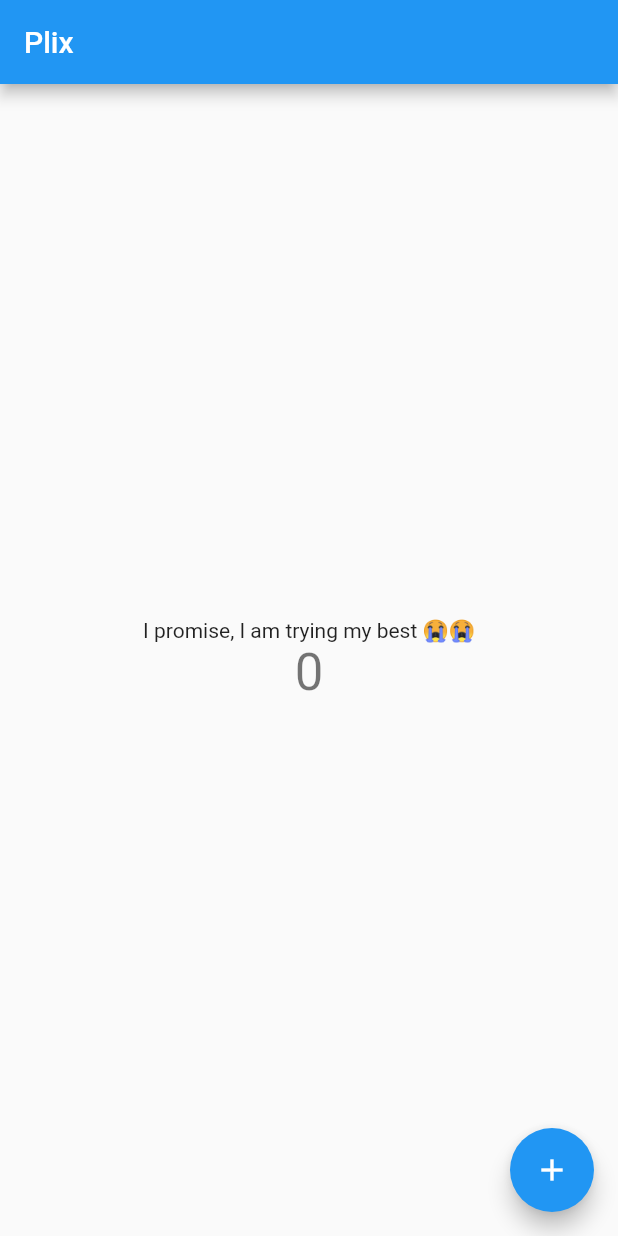
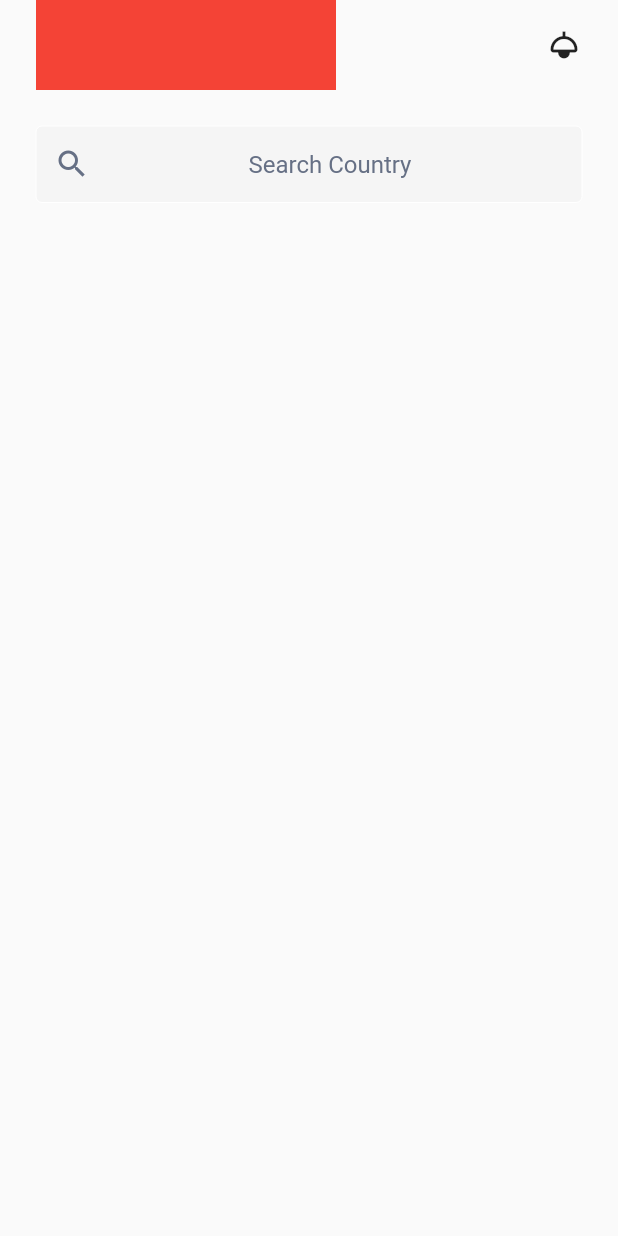
Before and after one commit to godwinnebri/Explore_app, a Flutter app: the screen it shows after launch, on a phone screen of 412 x 824 dp. Run offline on Flutter 3.47's test engine with Material 2 defaults, Android fonts, the phone set to English and light mode, and no system bars.

Commit message:
second commit

```diff
--- /dev/null
+++ b/lib/colors/app_colors.dart
@@ -0,0 +1,11 @@
+import 'package:flutter/material.dart';
+import 'dart:ui';
+
+class AppColors {
+  static const Color primaryColor = Color(0xffFF6C00);
+  static const Color secondaryColor = Color(0xff001637);
+  static const Color grey100 = Color(0xffF2F4F7);
+  static const Color grey25 = Color(0xffFCFCFD);
+  static const Color grey500 = Color(0xff667085);
+  static const Color grey900 = Color(0xff1C1917);
+}
--- a/lib/main.dart
+++ b/lib/main.dart
@@ -1,3 +1,4 @@
+import 'package:explore_app/views/home.dart';
 import 'package:flutter/material.dart';
 
 void main() {
@@ -13,103 +14,9 @@ class MyApp extends StatelessWidget {
     return MaterialApp(
       title: 'Flutter Demo',
       theme: ThemeData(
-        // This is the theme of your application.
-        //
-        // Try running your application with "flutter run". You'll see the
-        // application has a blue toolbar. Then, without quitting the app, try
-        // changing the primarySwatch below to Colors.green and then invoke
-        // "hot reload" (press "r" in the console where you ran "flutter run",
-        // or simply save your changes to "hot reload" in a Flutter IDE).
-        // Notice that the counter didn't reset back to zero; the application
-        // is not restarted.
         primarySwatch: Colors.blue,
       ),
-      home: const MyHomePage(title: 'Plix'),
+      home: const HomeScreen(),
     );
   }
 }
-
-class MyHomePage extends StatefulWidget {
-  const MyHomePage({Key? key, required this.title}) : super(key: key);
-
-  // This widget is the home page of your application. It is stateful, meaning
-  // that it has a State object (defined below) that contains fields that affect
-  // how it looks.
-
-  // This class is the configuration for the state. It holds the values (in this
-  // case the title) provided by the parent (in this case the App widget) and
-  // used by the build method of the State. Fields in a Widget subclass are
-  // always marked "final".
-
-  final String title;
-
-  @override
-  State<MyHomePage> createState() => _MyHomePageState();
-}
-
-class _MyHomePageState extends State<MyHomePage> {
-  int _counter = 0;
-
-  void _incrementCounter() {
-    setState(() {
-      // This call to setState tells the Flutter framework that something has
-      // changed in this State, which causes it to rerun the build method below
-      // so that the display can reflect the updated values. If we changed
-      // _counter without calling setState(), then the build method would not be
-      // called again, and so nothing would appear to happen.
-      _counter++;
-    });
-  }
-
-  @override
-  Widget build(BuildContext context) {
-    // This method is rerun every time setState is called, for instance as done
-    // by the _incrementCounter method above.
-    //
-    // The Flutter framework has been optimized to make rerunning build methods
-    // fast, so that you can just rebuild anything that needs updating rather
-    // than having to individually change instances of widgets.
-    return Scaffold(
-      appBar: AppBar(
-        // Here we take the value from the MyHomePage object that was created by
-        // the App.build method, and use it to set our appbar title.
-        title: Text(widget.title),
-      ),
-      body: Center(
-        // Center is a layout widget. It takes a single child and positions it
-        // in the middle of the parent.
-        child: Column(
-          // Column is also a layout widget. It takes a list of children and
-          // arranges them vertically. By default, it sizes itself to fit its
-          // children horizontally, and tries to be as tall as its parent.
-          //
-          // Invoke "debug painting" (press "p" in the console, choose the
-          // "Toggle Debug Paint" action from the Flutter Inspector in Android
-          // Studio, or the "Toggle Debug Paint" command in Visual Studio Code)
-          // to see the wireframe for each widget.
-          //
-          // Column has various properties to control how it sizes itself and
-          // how it positions its children. Here we use mainAxisAlignment to
-          // center the children vertically; the main axis here is the vertical
-          // axis because Columns are vertical (the cross axis would be
-          // horizontal).
-          mainAxisAlignment: MainAxisAlignment.center,
-          children: <Widget>[
-            const Text(
-              'I promise, I am trying my best 😭😭',
-            ),
-            Text(
-              '$_counter',
-              style: Theme.of(context).textTheme.headline4,
-            ),
-          ],
-        ),
-      ),
-      floatingActionButton: FloatingActionButton(
-        onPressed: _incrementCounter,
-        tooltip: 'Increment',
-        child: const Icon(Icons.add),
-      ), // This trailing comma makes auto-formatting nicer for build methods.
-    );
-  }
-}
--- /dev/null
+++ b/lib/views/home.dart
@@ -0,0 +1,45 @@
+import 'package:explore_app/widgets/gap.dart';
+import 'package:explore_app/widgets/search.dart';
+import 'package:flutter/material.dart';
+import 'package:flutter/src/foundation/key.dart';
+import 'package:flutter/src/widgets/framework.dart';
+
+class HomeScreen extends StatefulWidget {
+  const HomeScreen({Key? key}) : super(key: key);
+
+  @override
+  State<HomeScreen> createState() => _HomeScreenState();
+}
+
+class _HomeScreenState extends State<HomeScreen> {
+  TextEditingController searchController = TextEditingController();
+
+  @override
+  Widget build(BuildContext context) {
+    return Scaffold(
+      body: SafeArea(
+        child: Padding(
+          padding: const EdgeInsets.symmetric(horizontal: 24),
+          child: Column(
+            children: [
+              //logo and theme
+              Row(
+                mainAxisAlignment: MainAxisAlignment.spaceBetween,
+                children: [
+                  Container(color: Colors.red, width: 200, height: 60),
+                  const Icon(Icons.light),
+                ],
+              ),
+
+              const Gap(h: 24),
+
+              SearchInput(
+                  searchController: searchController,
+                  hintText: "Search Country")
+            ],
+          ),
+        ),
+      ),
+    );
+  }
+}
--- /dev/null
+++ b/lib/widgets/gap.dart
@@ -0,0 +1,13 @@
+import 'package:flutter/material.dart';
+
+// this widget adds a gap or sizedbox in the specified direction
+class Gap extends StatelessWidget {
+  final double h;
+  final double w;
+  const Gap({Key? key, this.h = 0, this.w = 0}) : super(key: key);
+
+  @override
+  Widget build(BuildContext context) {
+    return SizedBox(height: h, width: w);
+  }
+}
--- /dev/null
+++ b/lib/widgets/search.dart
@@ -0,0 +1,47 @@
+import 'package:explore_app/colors/app_colors.dart';
+import 'package:flutter/material.dart';
+
+class SearchInput extends StatelessWidget {
+  final TextEditingController searchController;
+  final String hintText;
+  final onChanged;
+  const SearchInput(
+      {this.onChanged,
+      required this.searchController,
+      required this.hintText,
+      Key? key})
+      : super(key: key);
+
+  @override
+  Widget build(BuildContext context) {
+    return Container(
+      child: TextField(
+        controller: searchController,
+        textAlign: TextAlign.center,
+        onChanged: (value) {
+          //Do something wi
+        },
+        decoration: InputDecoration(
+          prefixIcon: const Icon(
+            Icons.search,
+            color: AppColors.grey500,
+          ),
+          filled: true,
+          fillColor: Colors.grey.shade100,
+          hintText: hintText,
+          hintStyle: const TextStyle(color: AppColors.grey500),
+          contentPadding:
+              const EdgeInsets.symmetric(vertical: 16.0, horizontal: 20.0),
+          enabledBorder: const OutlineInputBorder(
+            borderSide: BorderSide(color: Colors.white, width: 0.0),
+            borderRadius: BorderRadius.all(Radius.circular(4.0)),
+          ),
+          focusedBorder: const OutlineInputBorder(
+            borderSide: BorderSide(color: AppColors.secondaryColor, width: 1),
+            borderRadius: BorderRadius.all(Radius.circular(4.0)),
+          ),
+        ),
+      ),
+    );
+  }
+}
```
